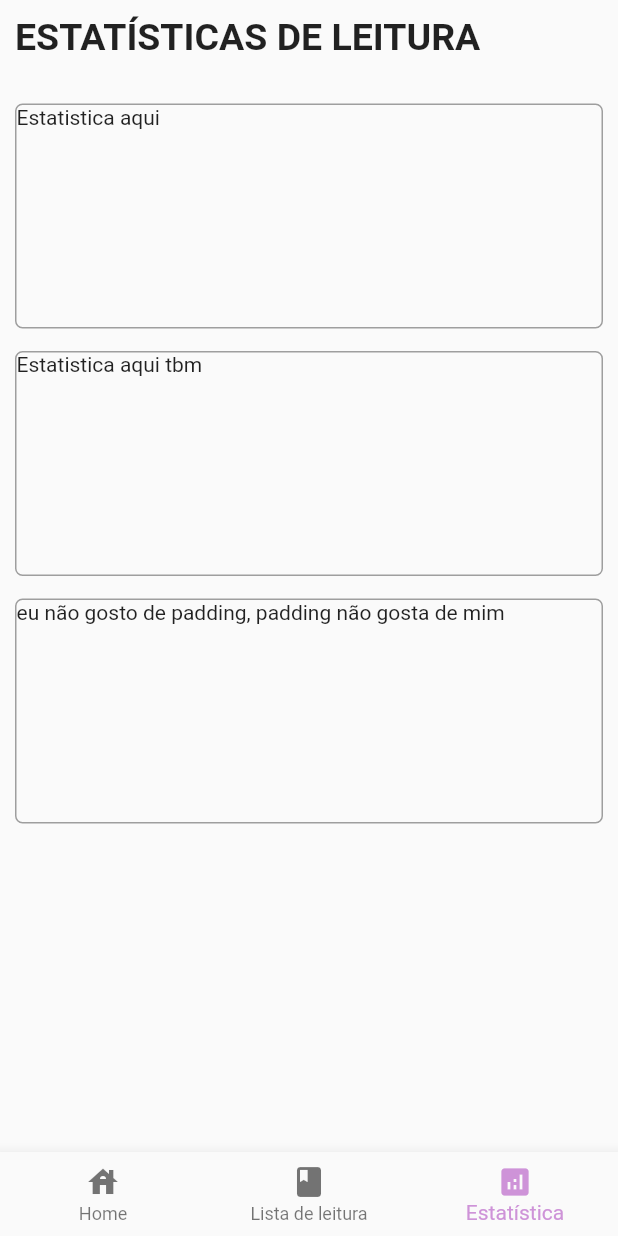
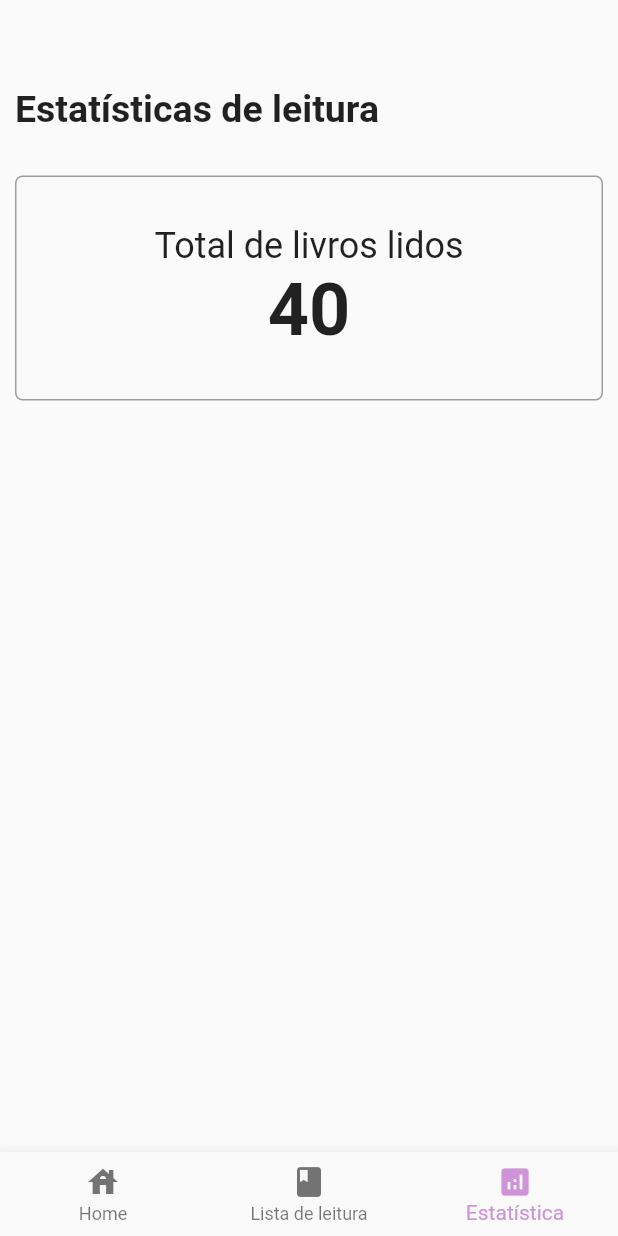
Before and after one commit to SariaBarros/ProgMobT2, a Flutter app: the Home screen opened directly, item 3 of the bottom bar chosen, on a phone screen of 412 x 824 dp. Run offline on Flutter 3.47's test engine with Material 2 defaults, Android fonts, the light colour scheme and no system bars; our stand-ins replace cloud_firestore, firebase_auth, firebase_core; accounts and stored records are empty; network calls fail.

Commit message:
últimos ajustes :)

```diff
--- a/readingcount/lib/models/login_manager.dart
+++ b/readingcount/lib/models/login_manager.dart
@@ -12,8 +12,21 @@ class LoginManager extends ChangeNotifier {
 
   bool get logado => _auth.currentUser != null;
   bool get tocouCadastro => _tocouCadastro;
-  Usuario? get usuario => _usuario;
-  String? get uid => _usuario?.uid;
+  Usuario? get usuario {
+    if (_usuario == null && _auth.currentUser != null) {
+      _carregarUsuario();
+    }
+
+    return _usuario;
+  }
+
+  String? get uid {
+    if (_usuario == null && _auth.currentUser != null) {
+      _carregarUsuario();
+    }
+
+    return _usuario?.uid;
+  }
 
   void cadastrar(String nome, String email, String senha) async {
     try {
--- a/readingcount/lib/telas/tela_cadastro_livro.dart
+++ b/readingcount/lib/telas/tela_cadastro_livro.dart
@@ -81,7 +81,6 @@ class _TelaCadastroLivroState extends State<TelaCadastroLivro> {
                         border: OutlineInputBorder(),
                       ),
                     ),
-                    const Text('Foto aqui')
                   ],
                 ),
               ),
--- a/readingcount/lib/telas/tela_estatistica.dart
+++ b/readingcount/lib/telas/tela_estatistica.dart
@@ -6,50 +6,36 @@ class TelaEstatistica extends StatelessWidget {
   @override
   Widget build(BuildContext context) {
     return Padding(
-        padding: EdgeInsets.all(10),
+        padding: const EdgeInsets.all(10),
         child: Column(
           crossAxisAlignment: CrossAxisAlignment.start,
           children: <Widget>[
-            Text(
-              'ESTATÍSTICAS DE LEITURA',
+            const SizedBox(height: 48),
+            const Text(
+              'Estatísticas de leitura',
               style: TextStyle(
                 fontSize: 25,
                 fontWeight: FontWeight.bold,
               ),
             ),
-            SizedBox(
+            const SizedBox(
               height: 30,
             ),
             Container(
               height: 150,
               width: double.infinity,
-              child: Text('Estatistica aqui'),
-              decoration: BoxDecoration(
-                border: Border.all(
-                  color: Colors.grey,
+              child: Center(
+                child: Column(
+                  mainAxisAlignment: MainAxisAlignment.center,
+                  children: const [
+                    Text('Total de livros lidos',
+                        style: TextStyle(fontSize: 24)),
+                    Text('40',
+                        style: TextStyle(
+                            fontSize: 48, fontWeight: FontWeight.bold)),
+                  ],
                 ),
-                borderRadius: BorderRadius.circular(5),
               ),
-            ),
-            SizedBox(
-              height: 15,
-            ),
-            Container(
-              height: 150,
-              width: double.infinity,
-              child: Text('Estatistica aqui tbm'),
-              decoration: BoxDecoration(
-                border: Border.all(
-                  color: Colors.grey,
-                ),
-                borderRadius: BorderRadius.circular(5),
-              ),
-            ),
-            SizedBox(height: 15),
-            Container(
-              height: 150,
-              width: double.infinity,
-              child: Text('eu não gosto de padding, padding não gosta de mim'),
               decoration: BoxDecoration(
                 border: Border.all(
                   color: Colors.grey,
--- a/readingcount/lib/telas/tela_login.dart
+++ b/readingcount/lib/telas/tela_login.dart
@@ -53,10 +53,6 @@ class _TelaLoginState extends State<TelaLogin> {
   @override
   Widget build(BuildContext context) {
     return Scaffold(
-        appBar: AppBar(
-          title: const Text('Reading Count'),
-          backgroundColor: Colors.purple.shade200,
-        ),
         body: SafeArea(
             child: SizedBox(
       width: double.infinity,
@@ -67,7 +63,7 @@ class _TelaLoginState extends State<TelaLogin> {
           mainAxisAlignment: MainAxisAlignment.center,
           children: [
             Text(
-                  'LOGIN',
+              'Login',
               style: TextStyle(
                 fontSize: 50.0,
                 fontWeight: FontWeight.bold,
```
Also changed, not shown: readingcount/lib/models/livro_dao.dart (+7 -0 lines), readingcount/lib/telas/tela_home.dart (+62 -11 lines). Lines whose indentation alone changed are shown as unchanged.
